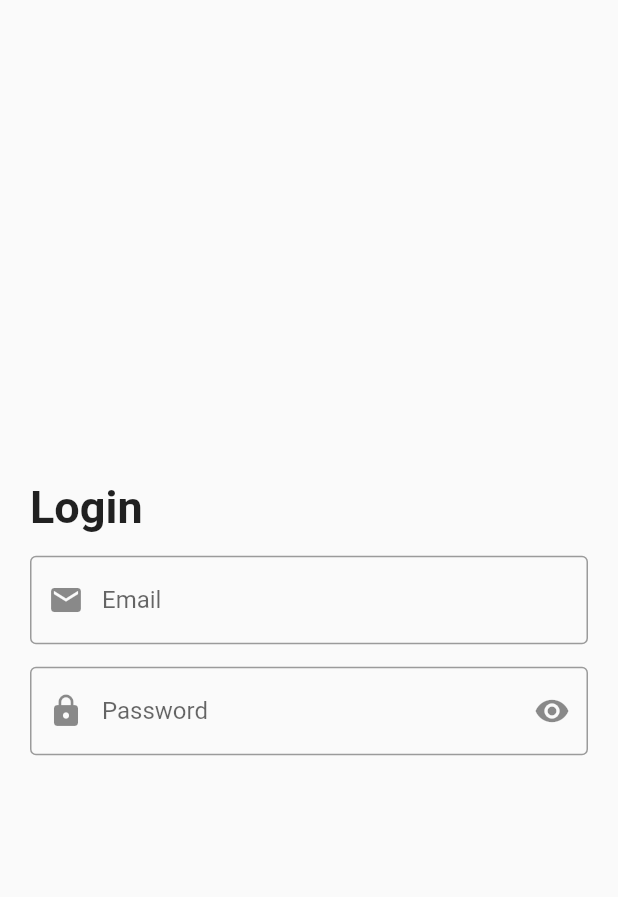
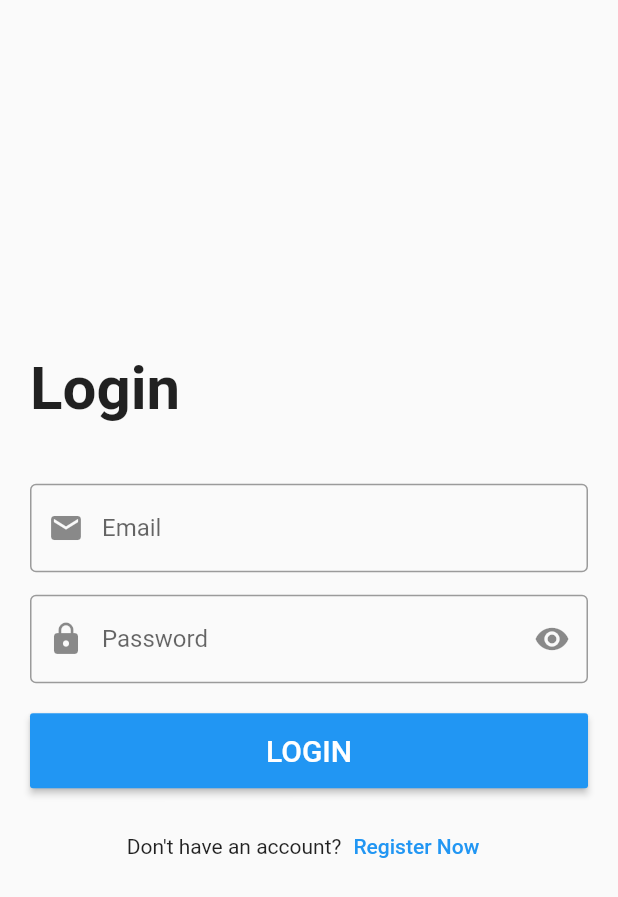
Before and after one commit to OsamaMoradSayed/login_design, a Flutter app: the screen it shows after launch, on a phone screen of 412 x 824 dp. Shown: the top 897 px of the screen. Run offline on Flutter 3.47's test engine with Material 2 defaults, Android fonts, the phone set to English and light mode, and no system bars.

Commit message:
Create MaterialButton and finish the code for design

```diff
--- a/lib/login_screen.dart
+++ b/lib/login_screen.dart
@@ -2,7 +2,10 @@
 import 'package:flutter/material.dart';
 
 class LoginScreen extends StatelessWidget {
-  const LoginScreen({Key? key}) : super(key: key);
+   LoginScreen({Key? key}) : super(key: key);
+
+  var emailController = TextEditingController();
+  var passwordController = TextEditingController();
 
   @override
   Widget build(BuildContext context) {
@@ -10,23 +13,24 @@ class LoginScreen extends StatelessWidget {
       body:SafeArea(
         child: Padding(
           padding: const EdgeInsets.all(20.0),
+          child: Center(
+            child: SingleChildScrollView(
               child: Column(
-            mainAxisAlignment: MainAxisAlignment.center,
+                crossAxisAlignment: CrossAxisAlignment.start,
+                //mainAxisAlignment: MainAxisAlignment.center,  // مش هتشتغل علشان عملت اسكرول فيو فهوي حاليا مش عارف طول الشاشة
                 children: [
-              Container(
-                width: double.infinity,
-                child: Text(
+                  Text(
                     'Login',
                     style: TextStyle(
-                    fontSize: 30,
+                      fontSize: 40,
                       fontWeight: FontWeight.bold,
 
                     ),
                     //textAlign: TextAlign.start,
                   ),
-              ),
-              SizedBox(height: 15,),
+                  SizedBox(height: 40,),
                   TextFormField(
+                    controller: emailController,
                     onFieldSubmitted: (value){
                       print(value);
                     },
@@ -44,6 +48,7 @@ class LoginScreen extends StatelessWidget {
                   ),
                   SizedBox(height: 15,),
                   TextFormField(
+                    controller: passwordController,
                     onFieldSubmitted: (value){
                       print(value);
                     },
@@ -64,7 +69,42 @@ class LoginScreen extends StatelessWidget {
 
                     ),
                   ),
+                  SizedBox(height: 20,),
+                  Container(
+                    width: double.infinity,
+                    height: 50,
+                    child: MaterialButton(
+                      color: Colors.blue,
+                      onPressed: (){
+                        print(emailController.text);
+                        print(passwordController.text);
+                      },
+                      child: Text(
+                        'LOGIN',
+                        style: TextStyle(
+                          fontSize: 20.0,
+                          color: Colors.white,
+                        ),
+                      ),
+                    ),
+                  ),
+                  SizedBox(height: 15,),
+                  Row(
+                    mainAxisAlignment: MainAxisAlignment.center,
+                    children: [
+                      Text(
+                        'Don\'t have an account?',
+                      ),
+                      TextButton(
+                          onPressed: (){},
+                          child: Text(
+                            'Register Now',
+                          ),),
                     ],
+                  ),
+              ]
+              ),
+            ),
           ),
         ),
       ) ,
```
Lines whose indentation alone changed are shown as unchanged.
